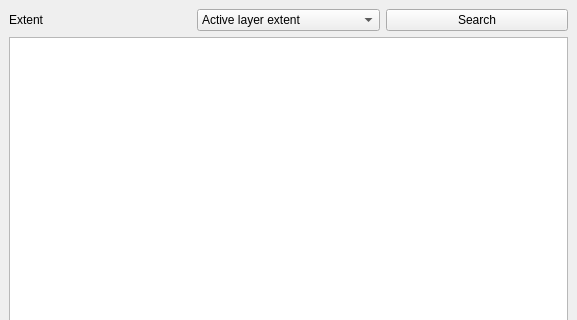
Old version of the form projestions_dialog_base.ui in the repository ebrelsford/qgis-projestions; both pictures show x 0 to 577 and y 0 to 320 of the 577 by 554 pixel window.
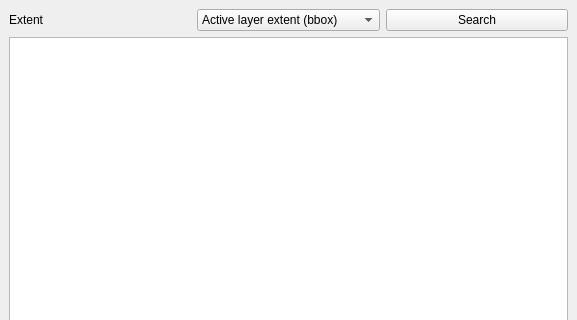
New version of the form.

Commit message: Search by active layer's geometry in addition to extent

The edit to the form file:
```diff
--- a/projestions_dialog_base.ui
+++ b/projestions_dialog_base.ui
@@ -33,7 +33,12 @@
       <widget class="QComboBox" name="extentComboBox">
        <item>
         <property name="text">
-         <string>Active layer extent</string>
+         <string>Active layer extent (bbox)</string>
+        </property>
+       </item>
+       <item>
+        <property name="text">
+         <string>Active layer (geometry)</string>
         </property>
        </item>
        <item>
```
The commit also changes 1 other file.
